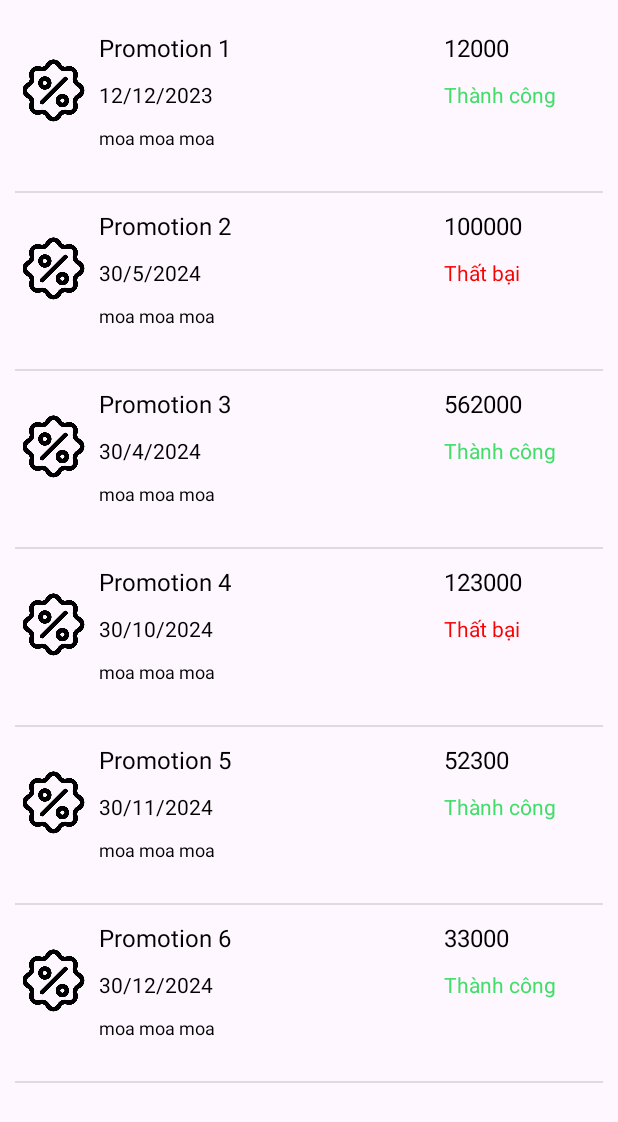
After one commit to tunmhe150840/PRM392_TEAM1_SpaApp, an Android app: the fragment Promotion shown on its own in the app's theme, on a phone screen of 412 x 824 dp. The commit adds this screen. Shown: the top 1122 px of the screen. Run offline under Robolectric (Android 15) with nearby library versions, the phone set to English and light mode, and no system bars; our stand-ins replace Room's generated code.

Commit message:
Add Promotion layout, and history transfer

```diff
--- a/app/build.gradle
+++ b/app/build.gradle
@@ -33,6 +33,7 @@ dependencies {
     implementation 'androidx.appcompat:appcompat:1.6.1'
     implementation 'com.google.android.material:material:1.5.0'
     implementation 'androidx.constraintlayout:constraintlayout:2.1.4'
+    implementation 'androidx.room:room-common:2.4.2'
     testImplementation 'junit:junit:4.13.2'
     androidTestImplementation 'androidx.test.ext:junit:1.1.5'
     androidTestImplementation 'androidx.test.espresso:espresso-core:3.5.1'
--- a/app/src/main/java/com/example/prm392_team1_spaapp/MainActivity.java
+++ b/app/src/main/java/com/example/prm392_team1_spaapp/MainActivity.java
@@ -1,8 +1,12 @@
 package com.example.prm392_team1_spaapp;
 
 import androidx.appcompat.app.AppCompatActivity;
+import androidx.fragment.app.Fragment;
 
 import android.os.Bundle;
+import android.view.LayoutInflater;
+import android.view.View;
+import android.view.ViewGroup;
 
 public class MainActivity extends AppCompatActivity {
 
@@ -11,4 +15,59 @@ public class MainActivity extends AppCompatActivity {
         super.onCreate(savedInstanceState);
         setContentView(R.layout.activity_main);
     }
+
+    /**
+     * A simple {@link Fragment} subclass.
+     * Use the {@link History#newInstance} factory method to
+     * create an instance of this fragment.
+     */
+    public static class History extends Fragment {
+
+        // TODO: Rename parameter arguments, choose names that match
+        // the fragment initialization parameters, e.g. ARG_ITEM_NUMBER
+        private static final String ARG_PARAM1 = "param1";
+        private static final String ARG_PARAM2 = "param2";
+
+        // TODO: Rename and change types of parameters
+        private String mParam1;
+        private String mParam2;
+
+        public History() {
+            // Required empty public constructor
+        }
+
+        /**
+         * Use this factory method to create a new instance of
+         * this fragment using the provided parameters.
+         *
+         * @param param1 Parameter 1.
+         * @param param2 Parameter 2.
+         * @return A new instance of fragment History.
+         */
+        // TODO: Rename and change types and number of parameters
+        public static History newInstance(String param1, String param2) {
+            History fragment = new History();
+            Bundle args = new Bundle();
+            args.putString(ARG_PARAM1, param1);
+            args.putString(ARG_PARAM2, param2);
+            fragment.setArguments(args);
+            return fragment;
+        }
+
+        @Override
+        public void onCreate(Bundle savedInstanceState) {
+            super.onCreate(savedInstanceState);
+            if (getArguments() != null) {
+                mParam1 = getArguments().getString(ARG_PARAM1);
+                mParam2 = getArguments().getString(ARG_PARAM2);
+            }
+        }
+
+        @Override
+        public View onCreateView(LayoutInflater inflater, ViewGroup container,
+                                 Bundle savedInstanceState) {
+            // Inflate the layout for this fragment
+            return inflater.inflate(R.layout.fragment_history_item, container, false);
+        }
+    }
 }
--- /dev/null
+++ b/app/src/main/java/com/example/prm392_team1_spaapp/adapter/ListHistoryAdapter.java
@@ -0,0 +1,83 @@
+package com.example.prm392_team1_spaapp.adapter;
+
+import android.view.LayoutInflater;
+import android.view.View;
+import android.view.ViewGroup;
+import android.widget.TextView;
+
+import androidx.annotation.NonNull;
+import androidx.core.content.ContextCompat;
+import androidx.recyclerview.widget.RecyclerView;
+
+import com.example.prm392_team1_spaapp.R;
+import com.example.prm392_team1_spaapp.model.History;
+
+import java.util.List;
+
+
+public class ListHistoryAdapter extends RecyclerView.Adapter<ListHistoryAdapter.ListViewHolder>{
+
+
+    private List<History> listHistory;
+
+    public ListHistoryAdapter(List<History> data) {
+        this.listHistory = data;
+    }
+
+
+    public void setData(List<History> list){
+        this.listHistory = list;
+        notifyDataSetChanged();
+
+    }
+
+    @NonNull
+    @Override
+    public ListViewHolder onCreateViewHolder(@NonNull ViewGroup parent, int viewType) {
+        View view = LayoutInflater.from(parent.getContext()).inflate(R.layout.fragment_history_item, parent, false);
+        return  new ListViewHolder(view);
+    }
+
+    @Override
+    public void onBindViewHolder(@NonNull ListViewHolder holder, int position) {
+        History history = listHistory.get(position);
+        if (history==null){
+            return;
+        }
+        holder.tv_name.setText(history.getTransactionType());
+        holder.tv_date.setText(history.getTransactionTime());
+        holder.description.setText(history.getDescription());
+        holder.money.setText(Integer.toString(history.getAmount()));
+        holder.status.setText(history.getStatus()==1? "Thành công" : "Thất bại");
+        int colorRes = history.getStatus() == 1 ? R.color.green : R.color.red;
+        int color = ContextCompat.getColor(holder.itemView.getContext(), colorRes);
+        holder.status.setTextColor(color);
+
+    }
+
+    @Override
+    public int getItemCount() {
+        if(listHistory!=null){
+            return listHistory.size();
+        }
+        return 0;
+    }
+
+
+    public class ListViewHolder extends RecyclerView.ViewHolder {
+        private TextView tv_name;
+        private TextView tv_date;
+        private TextView description;
+        private TextView money;
+        private TextView status;
+
+        public ListViewHolder(@NonNull View itemView) {
+            super(itemView);
+            tv_name=itemView.findViewById(R.id.tv_namee);
+            tv_date = itemView.findViewById(R.id.tv_date);
+            description = itemView.findViewById(R.id.description);
+            money = itemView.findViewById(R.id.money);
+            status = itemView.findViewById(R.id.status);
+        }
+    }
+}
--- /dev/null
+++ b/app/src/main/java/com/example/prm392_team1_spaapp/fragment/Promotion.java
@@ -0,0 +1,53 @@
+package com.example.prm392_team1_spaapp.fragment;
+
+import android.database.Cursor;
+import android.database.sqlite.SQLiteDatabase;
+import android.os.Bundle;
+import android.util.Log;
+import android.view.LayoutInflater;
+import android.view.View;
+import android.view.ViewGroup;
+import android.widget.TextView;
+
+import androidx.annotation.Nullable;
+import androidx.fragment.app.Fragment;
+import androidx.recyclerview.widget.DividerItemDecoration;
+import androidx.recyclerview.widget.LinearLayoutManager;
+import androidx.recyclerview.widget.RecyclerView;
+
+import com.example.prm392_team1_spaapp.R;
+import com.example.prm392_team1_spaapp.adapter.ListHistoryAdapter;
+import com.example.prm392_team1_spaapp.model.History;
+
+import java.util.ArrayList;
+import java.util.List;
+
+
+public class Promotion extends Fragment {
+    private static final String TABLE_NAME = "bank_trans";
+    private RecyclerView recyclerView;
+    private ListHistoryAdapter adapter;
+    private ArrayList<History> listHistory = new ArrayList<History>();
+
+    @Nullable
+    @Override
+    public View onCreateView(LayoutInflater inflater, ViewGroup container,
+                             Bundle savedInstanceState) {
+        View view = inflater.inflate(R.layout.fragment_history_list, container, false);
+
+        listHistory.add(new History(1,1,"Promotion 1","12/12/2023",12000,1,"moa moa moa"));
+        listHistory.add(new History(2,1,"Promotion 2","30/5/2024",100000,0,"moa moa moa"));
+        listHistory.add(new History(3,1,"Promotion 3","30/4/2024",562000,1,"moa moa moa"));
+        listHistory.add(new History(4,1,"Promotion 4","30/10/2024",123000,0,"moa moa moa"));
+        listHistory.add(new History(5,1,"Promotion 5","30/11/2024",52300,1,"moa moa moa"));
+        listHistory.add(new History(6,1,"Promotion 6","30/12/2024",33000,1,"moa moa moa"));
+        recyclerView = view.findViewById(R.id.rcv_cate_all);
+        recyclerView.setLayoutManager(new LinearLayoutManager(getActivity()));
+        RecyclerView.ItemDecoration decoration = new DividerItemDecoration(getActivity(), DividerItemDecoration.VERTICAL);
+        recyclerView.addItemDecoration(decoration);
+        adapter = new ListHistoryAdapter(listHistory);
+        recyclerView.setAdapter(adapter);
+        return view;
+
+    }
+}
--- /dev/null
+++ b/app/src/main/java/com/example/prm392_team1_spaapp/model/History.java
@@ -0,0 +1,90 @@
+package com.example.prm392_team1_spaapp.model;
+
+import androidx.room.PrimaryKey;
+
+
+public class History {
+    @PrimaryKey(autoGenerate = true)
+    private int id;
+
+    private int user_id;
+
+    private String transactionType;
+
+    private String transactionTime;
+
+    private int amount;
+
+    private int status;
+
+    private String description;
+
+    public History(){
+
+    }
+    public History(int id, int user_id, String transactionType, String transactionTime, int amount, int status, String description) {
+        this.id = id;
+        this.user_id = user_id;
+        this.transactionType = transactionType;
+        this.transactionTime = transactionTime;
+        this.amount = amount;
+        this.status = status;
+        this.description = description;
+    }
+
+    public int getId() {
+        return id;
+    }
+
+    public void setId(int id) {
+        this.id = id;
+    }
+
+    public int getUser_id() {
+        return user_id;
+    }
+
+    public void setUser_id(int user_id) {
+        this.user_id = user_id;
+    }
+
+    public String getTransactionType() {
+        return transactionType;
+    }
+
+    public void setTransactionType(String transactionType) {
+        this.transactionType = transactionType;
+    }
+
+    public String getTransactionTime() {
+        return transactionTime;
+    }
+
+    public void setTransactionTime(String transactionTime) {
+        this.transactionTime = transactionTime;
+    }
+
+    public int getAmount() {
+        return amount;
+    }
+
+    public void setAmount(int amount) {
+        this.amount = amount;
+    }
+
+    public int getStatus() {
+        return status;
+    }
+
+    public void setStatus(int status) {
+        this.status = status;
+    }
+
+    public String getDescription() {
+        return description;
+    }
+
+    public void setDescription(String description) {
+        this.description = description;
+    }
+}
--- /dev/null
+++ b/app/src/main/res/layout/fragment_history_item.xml
@@ -0,0 +1,113 @@
+<?xml version="1.0" encoding="utf-8"?>
+<androidx.constraintlayout.widget.ConstraintLayout xmlns:android="http://schemas.android.com/apk/res/android"
+    xmlns:app="http://schemas.android.com/apk/res-auto"
+    xmlns:tools="http://schemas.android.com/tools"
+    android:id="@+id/cateall_item"
+    android:layout_width="match_parent"
+    android:layout_height="wrap_content"
+    app:cardCornerRadius="15dp"
+    android:layout_marginTop="5dp"
+    android:layout_marginStart="5dp"
+    android:layout_marginEnd="5dp">
+
+
+    <LinearLayout
+        android:layout_width="392dp"
+        android:layout_height="112dp"
+        android:orientation="horizontal"
+        app:layout_constraintEnd_toEndOf="parent"
+        app:layout_constraintStart_toStartOf="parent"
+        app:layout_constraintTop_toTopOf="parent">
+
+        <ImageView
+            android:id="@+id/imageView3"
+            android:layout_width="50dp"
+            android:layout_height="50dp"
+            android:layout_marginTop="20dp"
+            app:srcCompat="@drawable/sales_promotion" />
+
+        <LinearLayout
+            android:id="@+id/item_info"
+            android:layout_width="230dp"
+            android:layout_height="match_parent"
+            android:layout_centerVertical="true"
+            android:orientation="vertical">
+
+            <TextView
+                android:id="@+id/tv_namee"
+                android:layout_width="match_parent"
+                android:layout_height="wrap_content"
+                android:padding="5dp"
+                android:text="Promotion"
+                android:textColor="@android:color/black"
+                android:textSize="16sp"
+                app:layout_constraintEnd_toEndOf="parent"
+                app:layout_constraintStart_toStartOf="parent"
+                app:layout_constraintTop_toTopOf="parent"
+                tools:ignore="MissingConstraints" />
+
+            <TextView
+                android:id="@+id/tv_date"
+                android:layout_width="match_parent"
+                android:layout_height="wrap_content"
+                android:padding="5dp"
+                android:text="Thời gian"
+                android:textColor="@android:color/black"
+                android:textSize="14sp"
+                app:layout_constraintEnd_toEndOf="parent"
+                app:layout_constraintStart_toStartOf="parent"
+                app:layout_constraintTop_toBottomOf="@+id/tv_number"
+                tools:ignore="MissingConstraints" />
+
+            <TextView
+                android:id="@+id/description"
+                android:layout_width="match_parent"
+                android:layout_height="wrap_content"
+                android:padding="5dp"
+                android:text="@string/app_name"
+                android:textColor="@android:color/black"
+                android:textSize="12sp"
+                app:layout_constraintEnd_toEndOf="parent"
+                app:layout_constraintStart_toStartOf="parent"
+                app:layout_constraintTop_toBottomOf="@+id/tv_name"
+                tools:ignore="MissingConstraints" />
+
+        </LinearLayout>
+
+        <LinearLayout
+            android:id="@+id/item_status"
+            android:layout_width="match_parent"
+            android:layout_height="match_parent"
+            android:layout_centerVertical="true"
+            android:orientation="vertical">
+
+            <TextView
+                android:id="@+id/money"
+                android:layout_width="match_parent"
+                android:layout_height="wrap_content"
+                android:padding="5dp"
+                android:text="@string/app_name"
+                android:textColor="@android:color/black"
+                android:textSize="16sp"
+                app:layout_constraintEnd_toEndOf="parent"
+                app:layout_constraintStart_toStartOf="parent"
+                app:layout_constraintTop_toTopOf="parent"
+                tools:ignore="MissingConstraints" />
+
+            <TextView
+                android:id="@+id/status"
+                android:layout_width="match_parent"
+                android:layout_height="wrap_content"
+                android:padding="5dp"
+                android:text="@string/app_name"
+                android:textColor="#42de69"
+                android:textSize="14sp"
+                app:layout_constraintEnd_toEndOf="parent"
+                app:layout_constraintStart_toStartOf="parent"
+                app:layout_constraintTop_toBottomOf="@+id/tv_number"
+                tools:ignore="MissingConstraints" />
+
+        </LinearLayout>
+
+    </LinearLayout>
+</androidx.constraintlayout.widget.ConstraintLayout>
--- /dev/null
+++ b/app/src/main/res/layout/fragment_history_list.xml
@@ -0,0 +1,17 @@
+<?xml version="1.0" encoding="utf-8"?>
+<LinearLayout xmlns:android="http://schemas.android.com/apk/res/android"
+    xmlns:app="http://schemas.android.com/apk/res-auto"
+    xmlns:tools="http://schemas.android.com/tools"
+    android:id="@+id/cateall_item"
+    android:orientation="vertical"
+    android:layout_width="match_parent"
+    android:layout_height="wrap_content">
+
+
+    <androidx.recyclerview.widget.RecyclerView
+        android:id="@+id/rcv_cate_all"
+        android:layout_width="match_parent"
+        android:layout_height="wrap_content"
+        android:padding="10dp"
+        android:layout_marginBottom="50dp"/>
+</LinearLayout>
--- a/app/src/main/res/values/colors.xml
+++ b/app/src/main/res/values/colors.xml
@@ -7,4 +7,6 @@
     <color name="gray_light">#CFCECE</color>
     <color name="bg">#f0f4f7</color>
     <color name="orange">#efaf52</color>
+    <color name="green">#42de69</color>
+    <color name="red">#F80202</color>
 </resources>
--- a/app/src/main/res/values/strings.xml
+++ b/app/src/main/res/values/strings.xml
@@ -1,3 +1,5 @@
 <resources>
-    <string name="app_name">PRM392_TEAM1_SpaApp</string>
+    <string name="app_name">Spa Application</string>
+    <!-- TODO: Remove or change this placeholder text -->
+    <string name="hello_blank_fragment">Hello blank fragment</string>
 </resources>
```
Also changed, not shown: app/src/main/res/drawable/sales_promotion.png (added).
